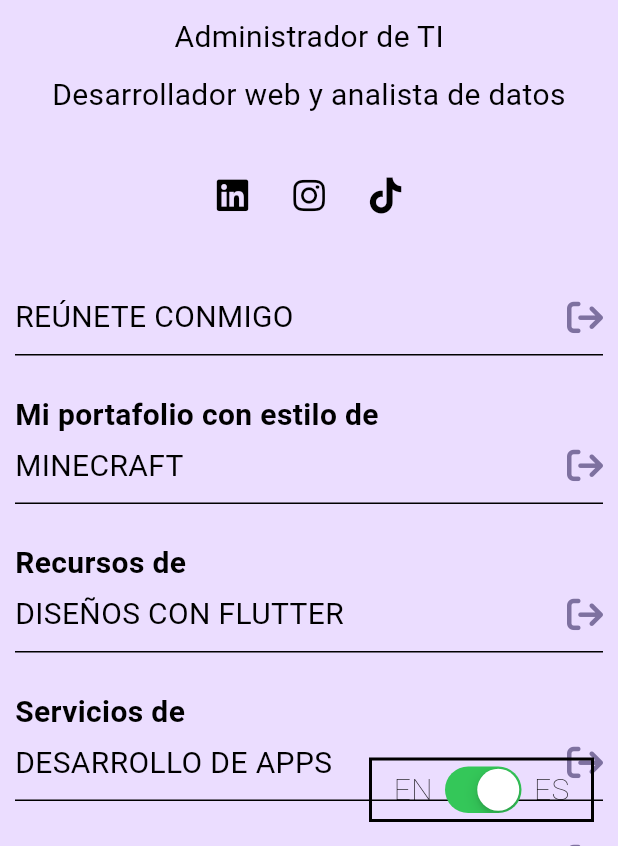
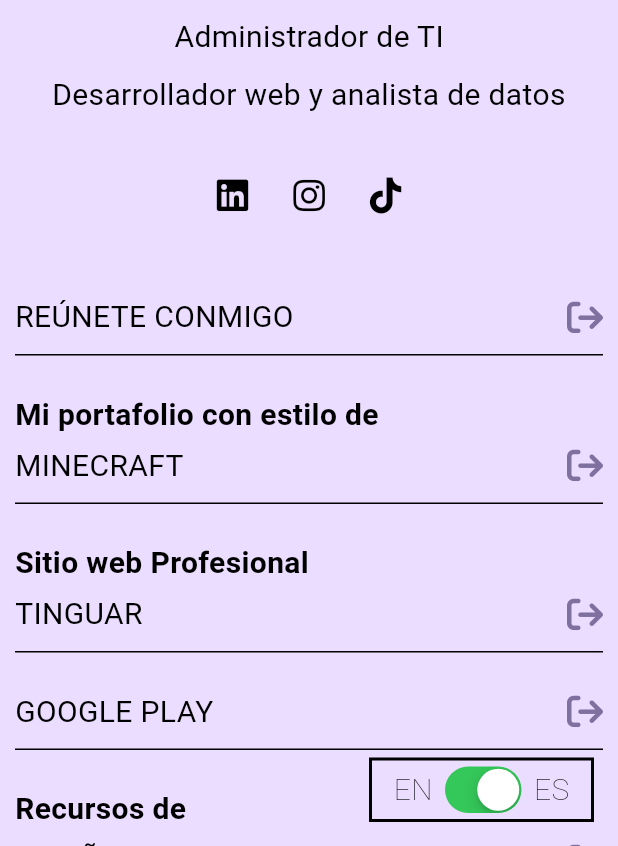
Before and after one commit to GbrielGarcia/albertoguaman.com, a Flutter app: the screen it shows after launch, on a phone screen of 412 x 824 dp, the part 390-1236 px from its top. Run offline on Flutter 3.47's test engine with Material 3 defaults, Android fonts, the phone set to English and light mode, and no system bars; our stand-ins replace firebase_core, font_awesome_flutter, go_router, url_strategy; missing offline and left inert: universal_html; accounts and stored records are empty; generated files the repository leaves out were written again.

Commit message:
professional website, google play link

```diff
--- a/lib/home/home.dart
+++ b/lib/home/home.dart
@@ -177,9 +177,23 @@
                   title: al!.portfolioStyle,
                   activate: true,
                   onTap: () {
-                  context.go('/portafolio');
+                    context.go('/portafolio');
                   },
                   text: 'Minecraft'),
+              InkeContainerInfo(
+                  title: al!.professionalWebsite,
+                  activate: true,
+                  onTap: () {
+                    html.window.open('https://www.tinguar.com/', 'Tinguar');
+                  },
+                  text: 'Tinguar'),
+              InkeContainerInfo(
+                  onTap: () {
+                    html.window.open(
+                      'https://play.google.com/store/apps/dev?id=6037160514505433183','Google Play'
+                    );
+                  },
+                  text: al!.googlePlay),
               InkeContainerInfo(
                   title: al!.resource,
                   activate: true,
@@ -229,76 +243,3 @@
     );
   }
 }
-
-class InkeContainerInfo extends StatelessWidget {
-  final VoidCallback onTap;
-  final String text;
-  final String? title;
-  final bool? activate;
-  const InkeContainerInfo({
-    super.key,
-    required this.onTap,
-    required this.text,
-    this.title,
-    this.activate,
-  });
-
-  @override
-  Widget build(BuildContext context) {
-    return InkWell(
-      onTap: onTap,
-      splashColor: Colors.white,
-      child: Padding(
-        padding: const EdgeInsets.only(
-          left: 10,
-          right: 10,
-          bottom: 10,
-          top: 15,
-        ),
-        child: Column(
-          crossAxisAlignment: CrossAxisAlignment.start,
-          children: [
-            Visibility(
-              visible: activate ?? false,
-              child: Padding(
-                padding: const EdgeInsets.only(bottom: 5),
-                child: Text(
-                  title ?? 'd',
-                  style: StyleText.textStyleClassClasi(
-                    fontWeight: FontWeight.bold,
-                  ),
-                ),
-              ),
-            ),
-            Container(
-              width: Responsive.isDesktop(context) ? 500 : 450,
-              decoration: const BoxDecoration(
-                  color: Colors.transparent,
-                  borderRadius: BorderRadius.all(Radius.circular(10))),
-              child: Row(
-                mainAxisAlignment: MainAxisAlignment.spaceBetween,
-                crossAxisAlignment: CrossAxisAlignment.center,
-                children: [
-                  Text(
-                    text.toUpperCase(),
-                    style: StyleText.textStyleClassClasi(
-                        fontWeight: FontWeight.w400),
-                  ),
-                  const ColorCycleIcon(),
-                ],
-              ),
-            ),
-            const SizedBox(
-              height: 10.0,
-            ),
-            Container(
-              width: Responsive.isDesktop(context) ? 500 : 450,
-              height: 1.0,
-              color: Colors.black,
-            )
-          ],
-        ),
-      ),
-    );
-  }
-}
--- a/lib/l10n/app_en.arb
+++ b/lib/l10n/app_en.arb
@@ -24,6 +24,9 @@
   "desingFlutter": "Flutter Designs",
   "resource": "Resources",
   "portfolioStyle": "My portfolio in the style of",
+  "professionalWebsite": "Professional Website",
   "informationAbout": "Hello Alberto, I would like more information about:",
-  "meetMe": "Meet with me"
+  "meetMe": "Meet with me",
+  "open": "Open",
+  "googlePlay": "Google Play"
 }
--- a/lib/l10n/app_es.arb
+++ b/lib/l10n/app_es.arb
@@ -24,6 +24,9 @@
   "desingFlutter": "Diseños con Flutter",
   "resource": "Recursos de",
   "portfolioStyle": "Mi portafolio con estilo de",
+  "professionalWebsite": "Sitio web Profesional",
   "informationAbout": "Hola Alberto, quiero más información sobre:",
-  "meetMe": "Reúnete conmigo"
+  "meetMe": "Reúnete conmigo",
+  "open": "Abrir",
+  "googlePlay": "Google Play"
 }
--- /dev/null
+++ b/lib/widgets/ink_container_info.dart
@@ -0,0 +1,84 @@
+import 'package:flutter/material.dart';
+import 'package:flutter_gen/gen_l10n/app_localizations.dart';
+
+import '../utils/utils.dart';
+import 'widgets.dart';
+
+class InkeContainerInfo extends StatelessWidget {
+  final VoidCallback onTap;
+  final String text;
+  final String? title;
+  final bool? activate;
+  const InkeContainerInfo({
+    super.key,
+    required this.onTap,
+    required this.text,
+    this.title,
+    this.activate,
+  });
+
+  @override
+  Widget build(BuildContext context) {
+    final al = AppLocalizations.of(context);
+
+    return Tooltip(
+      textStyle: StyleText.textStyleClassClasi(color: Colors.white),
+      message: al!.open.toUpperCase(),
+      child: InkWell(
+        onTap: onTap,
+        splashColor: Colors.white,
+        child: Padding(
+          padding: const EdgeInsets.only(
+            left: 10,
+            right: 10,
+            bottom: 10,
+            top: 15,
+          ),
+          child: Column(
+            crossAxisAlignment: CrossAxisAlignment.start,
+            children: [
+              Visibility(
+                visible: activate ?? false,
+                child: Padding(
+                  padding: const EdgeInsets.only(bottom: 5),
+                  child: Text(
+                    title ?? 'd',
+                    style: StyleText.textStyleClassClasi(
+                      fontWeight: FontWeight.bold,
+                    ),
+                  ),
+                ),
+              ),
+              Container(
+                width: Responsive.isDesktop(context) ? 500 : 450,
+                decoration: const BoxDecoration(
+                    color: Colors.transparent,
+                    borderRadius: BorderRadius.all(Radius.circular(10))),
+                child: Row(
+                  mainAxisAlignment: MainAxisAlignment.spaceBetween,
+                  crossAxisAlignment: CrossAxisAlignment.center,
+                  children: [
+                    Text(
+                      text.toUpperCase(),
+                      style: StyleText.textStyleClassClasi(
+                          fontWeight: FontWeight.w400),
+                    ),
+                    const ColorCycleIcon(),
+                  ],
+                ),
+              ),
+              const SizedBox(
+                height: 10.0,
+              ),
+              Container(
+                width: Responsive.isDesktop(context) ? 500 : 450,
+                height: 1.0,
+                color: Colors.black,
+              )
+            ],
+          ),
+        ),
+      ),
+    );
+  }
+}
--- a/lib/widgets/widgets.dart
+++ b/lib/widgets/widgets.dart
@@ -6,3 +6,4 @@
 export 'container_onpress.dart';
 export 'color_icon.dart';
 export 'cupertino_switch.dart';
+export 'ink_container_info.dart';
```
Also changed, not shown: 1 other file.
